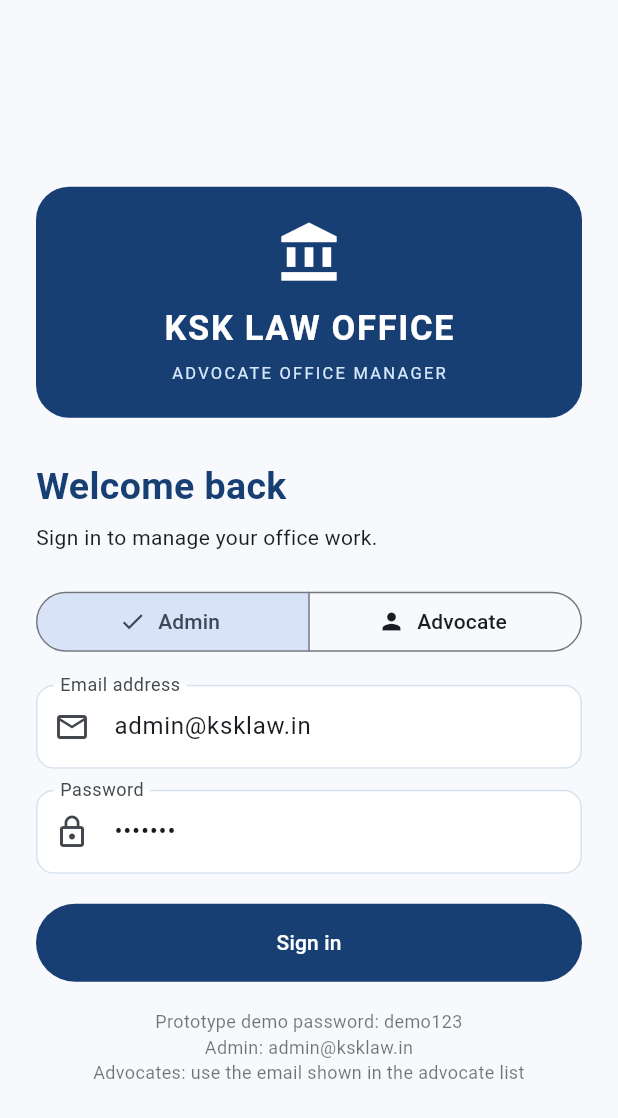
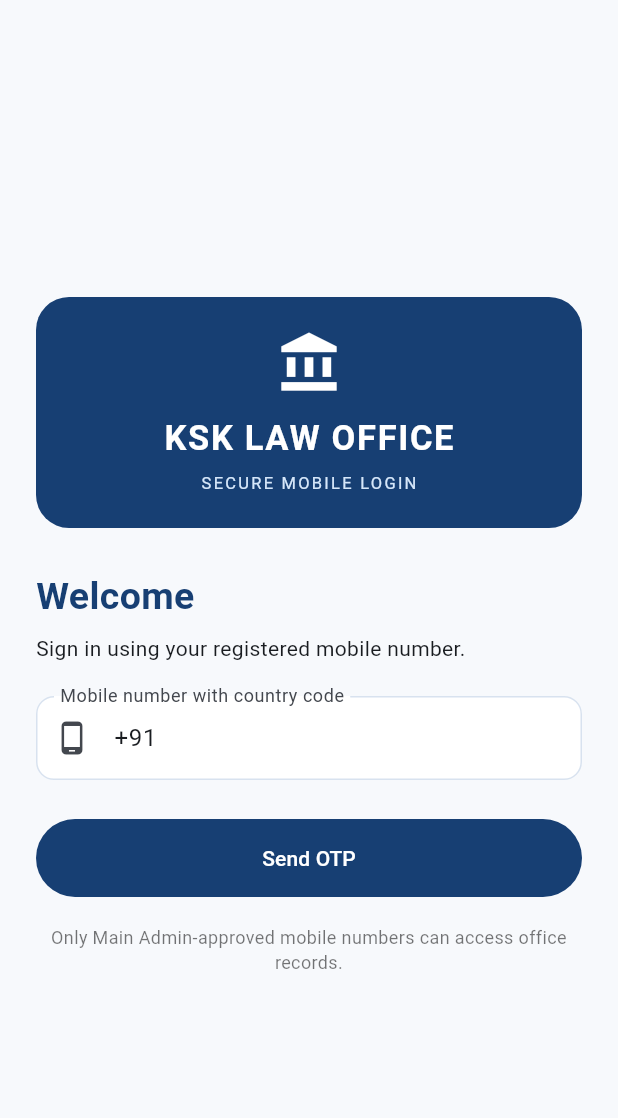
Before and after one commit to aasif882001-dot/KSK-Law-Office, a Flutter app: the screen it shows after launch, on a phone screen of 412 x 824 dp. Shown: the top 1118 px of the screen. Run offline on Flutter 3.47's test engine with Material 3 defaults, Android fonts, the phone set to English and light mode, and no system bars; our stand-ins replace cloud_firestore, firebase_auth, firebase_core, shared_preferences; accounts and stored records are empty.

Commit message:
Add approved mobile OTP login foundation to v1.1.1

```diff
--- a/ksk_law_office_app/lib/main.dart
+++ b/ksk_law_office_app/lib/main.dart
@@ -1,9 +1,13 @@
 import 'dart:convert';
 import 'package:flutter/material.dart';
 import 'package:shared_preferences/shared_preferences.dart';
+import 'package:firebase_core/firebase_core.dart';
+import 'package:firebase_auth/firebase_auth.dart';
+import 'package:cloud_firestore/cloud_firestore.dart';
 
 Future<void> main() async {
   WidgetsFlutterBinding.ensureInitialized();
+  await Firebase.initializeApp();
   await OfficeData.load();
   runApp(const KskLawOfficeApp());
 }
@@ -88,41 +92,131 @@ class LoginPage extends StatefulWidget {
   @override
   State<LoginPage> createState() => _LoginPageState();
 }
+
 class _LoginPageState extends State<LoginPage> {
-  UserRole role = UserRole.admin;
-  String selectedAdvocate = OfficeData.advocates.isEmpty ? '' : OfficeData.advocates.first['name'].toString();
-  final email = TextEditingController(text: 'admin@ksklaw.in');
-  final password = TextEditingController(text: 'demo123');
+  final phone = TextEditingController(text: '+91');
+  final otp = TextEditingController();
+  String? verificationId;
   String? error;
+  bool sending = false;
+  bool verifying = false;
 
-  void login() {
-    final entered = email.text.trim().toLowerCase();
-    final valid = role == UserRole.admin
-      ? entered == 'admin@ksklaw.in' && password.text == 'demo123'
-      : OfficeData.advocates.any((a) => a['email'].toString().toLowerCase() == entered) && password.text == 'demo123';
-    if (!valid) { setState(() => error = 'Demo login details do not match.'); return; }
-    final advocate = OfficeData.advocates.firstWhere((a) => a['email'].toString().toLowerCase() == entered, orElse: () => {'name': selectedAdvocate});
-    Navigator.pushReplacement(context, MaterialPageRoute(builder: (_) => HomePage(role: role, advocateName: role == UserRole.admin ? 'Office Admin' : advocate['name'].toString())));
+  Future<void> _sendOtp() async {
+    final number = phone.text.trim().replaceAll(' ', '');
+    if (!number.startsWith('+') || number.length < 10) {
+      setState(() => error = 'Enter mobile number with country code, for example +91XXXXXXXXXX.');
+      return;
+    }
+    setState(() { sending = true; error = null; });
+    try {
+      await FirebaseAuth.instance.verifyPhoneNumber(
+        phoneNumber: number,
+        timeout: const Duration(seconds: 60),
+        verificationCompleted: (credential) async { await _finishSignIn(credential); },
+        verificationFailed: (e) {
+          if (mounted) setState(() { sending = false; error = e.message ?? 'OTP could not be sent. Check Firebase phone authentication and app verification settings.'; });
+        },
+        codeSent: (id, resendToken) {
+          if (mounted) setState(() { verificationId = id; sending = false; error = 'OTP sent. Enter the 6-digit code.'; });
+        },
+        codeAutoRetrievalTimeout: (id) { verificationId = id; },
+      );
+    } on FirebaseAuthException catch (e) {
+      if (mounted) setState(() { sending = false; error = e.message ?? e.code; });
+    } catch (e) {
+      if (mounted) setState(() { sending = false; error = 'Unable to start phone verification: $e'; });
+    }
+  }
+
+  Future<void> _verifyOtp() async {
+    if (verificationId == null || otp.text.trim().length < 6) {
+      setState(() => error = 'Enter the 6-digit OTP received by SMS.');
+      return;
+    }
+    setState(() { verifying = true; error = null; });
+    try {
+      final credential = PhoneAuthProvider.credential(verificationId: verificationId!, smsCode: otp.text.trim());
+      await _finishSignIn(credential);
+    } on FirebaseAuthException catch (e) {
+      if (mounted) setState(() { verifying = false; error = e.message ?? 'OTP verification failed.'; });
+    } catch (e) {
+      if (mounted) setState(() { verifying = false; error = 'Verification failed: $e'; });
+    }
+  }
+
+  Future<void> _finishSignIn(PhoneAuthCredential credential) async {
+    try {
+      final result = await FirebaseAuth.instance.signInWithCredential(credential);
+      final user = result.user;
+      if (user == null) throw Exception('Firebase did not return a user account.');
+      final profile = await FirebaseFirestore.instance.collection('users').doc(user.uid).get();
+      final data = profile.data();
+      if (!profile.exists || data == null || data['active'] != true) {
+        await FirebaseAuth.instance.signOut();
+        if (!mounted) return;
+        setState(() { verifying = false; sending = false; });
+        await showDialog<void>(
+          context: context,
+          builder: (ctx) => AlertDialog(
+            title: const Text('Account approval required'),
+            content: SelectableText('Your mobile number is verified, but your office account is not approved yet.\n\nShare this Firebase User ID with the Main Admin to create your advocate profile:\n\n${user.uid}'),
+            actions: [TextButton(onPressed: () => Navigator.pop(ctx), child: const Text('OK'))],
+          ),
+        );
+        return;
+      }
+      final roleText = (data['role'] ?? 'advocate').toString();
+      final role = ['mainAdmin', 'coAdmin', 'admin'].contains(roleText) ? UserRole.admin : UserRole.advocate;
+      final name = (data['name'] ?? user.phoneNumber ?? 'Advocate').toString();
+      if (!mounted) return;
+      Navigator.pushReplacement(context, MaterialPageRoute(builder: (_) => HomePage(role: role, advocateName: name)));
+    } on FirebaseAuthException catch (e) {
+      if (mounted) setState(() { verifying = false; sending = false; error = e.message ?? e.code; });
+    } on FirebaseException catch (e) {
+      if (mounted) setState(() { verifying = false; sending = false; error = 'Firebase database access error: ${e.message ?? e.code}. Firestore security rules may need setup.'; });
+    } catch (e) {
+      if (mounted) setState(() { verifying = false; sending = false; error = e.toString(); });
+    }
   }
 
   @override
+  void dispose() { phone.dispose(); otp.dispose(); super.dispose(); }
+
+  @override
   Widget build(BuildContext context) => Scaffold(
-    body: Center(child: SingleChildScrollView(padding: const EdgeInsets.all(24), child: ConstrainedBox(constraints: const BoxConstraints(maxWidth: 440), child: Column(crossAxisAlignment: CrossAxisAlignment.stretch, children: [
-      const SizedBox(height: 24),
-      Container(padding: const EdgeInsets.all(22), decoration: BoxDecoration(color: navy, borderRadius: BorderRadius.circular(22)), child: const Column(children: [Icon(Icons.account_balance, color: Colors.white, size: 44), SizedBox(height: 12), Text('KSK LAW OFFICE', style: TextStyle(color: Colors.white, fontSize: 23, fontWeight: FontWeight.bold, letterSpacing: 1.1)), SizedBox(height: 5), Text('ADVOCATE OFFICE MANAGER', style: TextStyle(color: Color(0xFFD6E7FA), letterSpacing: 1.5, fontSize: 11))])),
-      const SizedBox(height: 28), const Text('Welcome back', style: TextStyle(fontSize: 25, fontWeight: FontWeight.bold, color: navy)), const SizedBox(height: 6), const Text('Sign in to manage your office work.'), const SizedBox(height: 22),
-      SegmentedButton<UserRole>(segments: const [ButtonSegment(value: UserRole.admin, label: Text('Admin'), icon: Icon(Icons.admin_panel_settings)), ButtonSegment(value: UserRole.advocate, label: Text('Advocate'), icon: Icon(Icons.person))], selected: {role}, onSelectionChanged: (v) => setState(() { role = v.first; error = null; email.text = role == UserRole.admin ? 'admin@ksklaw.in' : (OfficeData.advocates.isEmpty ? '' : OfficeData.advocates.first['email'].toString()); })),
-      const SizedBox(height: 18),
-      if (role == UserRole.advocate) ...[
-        DropdownButtonFormField<String>(value: OfficeData.advocates.any((a) => a['name'] == selectedAdvocate) ? selectedAdvocate : null, decoration: const InputDecoration(labelText: 'Select advocate'), items: OfficeData.advocates.map((a) => DropdownMenuItem(value: a['name'].toString(), child: Text(a['name'].toString()))).toList(), onChanged: (v) => setState(() { selectedAdvocate = v ?? ''; final a = OfficeData.advocates.firstWhere((x) => x['name'] == v); email.text = a['email'].toString(); })),
-        const SizedBox(height: 14),
-      ],
-      TextField(controller: email, keyboardType: TextInputType.emailAddress, decoration: const InputDecoration(labelText: 'Email address', prefixIcon: Icon(Icons.mail_outline))), const SizedBox(height: 14),
-      TextField(controller: password, obscureText: true, decoration: const InputDecoration(labelText: 'Password', prefixIcon: Icon(Icons.lock_outline))),
-      if (error != null) Padding(padding: const EdgeInsets.only(top: 10), child: Text(error!, style: const TextStyle(color: Colors.red))),
-      const SizedBox(height: 20), FilledButton(onPressed: login, style: FilledButton.styleFrom(backgroundColor: navy, padding: const EdgeInsets.symmetric(vertical: 16)), child: const Text('Sign in')),
-      const SizedBox(height: 18), const Text('Prototype demo password: demo123\nAdmin: admin@ksklaw.in\nAdvocates: use the email shown in the advocate list', textAlign: TextAlign.center, style: TextStyle(fontSize: 12, color: Colors.black54)),
-    ])))),
+    body: Center(child: SingleChildScrollView(
+      padding: const EdgeInsets.all(24),
+      child: ConstrainedBox(constraints: const BoxConstraints(maxWidth: 440), child: Column(
+        crossAxisAlignment: CrossAxisAlignment.stretch,
+        children: [
+          const SizedBox(height: 24),
+          Container(padding: const EdgeInsets.all(22), decoration: BoxDecoration(color: navy, borderRadius: BorderRadius.circular(22)), child: const Column(children: [
+            Icon(Icons.account_balance, color: Colors.white, size: 44),
+            SizedBox(height: 12),
+            Text('KSK LAW OFFICE', style: TextStyle(color: Colors.white, fontSize: 23, fontWeight: FontWeight.bold, letterSpacing: 1.1)),
+            SizedBox(height: 5),
+            Text('SECURE MOBILE LOGIN', style: TextStyle(color: Color(0xFFD6E7FA), letterSpacing: 1.5, fontSize: 11)),
+          ])),
+          const SizedBox(height: 28),
+          const Text('Welcome', style: TextStyle(fontSize: 25, fontWeight: FontWeight.bold, color: navy)),
+          const SizedBox(height: 6),
+          const Text('Sign in using your registered mobile number.'),
+          const SizedBox(height: 22),
+          TextField(controller: phone, keyboardType: TextInputType.phone, decoration: const InputDecoration(labelText: 'Mobile number with country code', hintText: '+91XXXXXXXXXX', prefixIcon: Icon(Icons.phone_android))),
+          const SizedBox(height: 14),
+          if (verificationId != null) TextField(controller: otp, keyboardType: TextInputType.number, maxLength: 6, decoration: const InputDecoration(labelText: '6-digit OTP', prefixIcon: Icon(Icons.sms_outlined))),
+          if (error != null) Padding(padding: const EdgeInsets.only(top: 8, bottom: 8), child: Text(error!, style: TextStyle(color: error!.startsWith('OTP sent') ? Colors.green.shade700 : Colors.red.shade700))),
+          const SizedBox(height: 12),
+          if (verificationId == null)
+            FilledButton(onPressed: sending ? null : _sendOtp, style: FilledButton.styleFrom(backgroundColor: navy, padding: const EdgeInsets.symmetric(vertical: 16)), child: Text(sending ? 'Sending OTP...' : 'Send OTP'))
+          else
+            FilledButton(onPressed: verifying ? null : _verifyOtp, style: FilledButton.styleFrom(backgroundColor: navy, padding: const EdgeInsets.symmetric(vertical: 16)), child: Text(verifying ? 'Verifying...' : 'Verify OTP and sign in')),
+          if (verificationId != null) TextButton(onPressed: sending ? null : () => setState(() { verificationId = null; otp.clear(); error = null; }), child: const Text('Change mobile number')),
+          const SizedBox(height: 18),
+          const Text('Only Main Admin-approved mobile numbers can access office records.', textAlign: TextAlign.center, style: TextStyle(fontSize: 12, color: Colors.black54)),
+        ],
+      )),
+    )),
   );
 }
 
@@ -135,9 +229,11 @@ class HomePage extends StatefulWidget {
 }
 class _HomePageState extends State<HomePage> {
   int tab = 0;
+  bool todayOnly = false;
   bool get isAdmin => widget.role == UserRole.admin;
   List<Map<String, dynamic>> get visibleTasks => isAdmin ? OfficeData.tasks : OfficeData.tasks.where((t) => t['assignee'] == widget.advocateName).toList();
   List<Map<String, dynamic>> get visibleHearings => isAdmin ? OfficeData.hearings : OfficeData.hearings.where((h) => h['advocate'] == widget.advocateName).toList();
+  List<Map<String, dynamic>> get visibleCases => isAdmin ? OfficeData.cases : OfficeData.cases.where((c) => c['advocate'] == widget.advocateName).toList();
   int countTasks(String status) => visibleTasks.where((t) => t['status'] == status).length;
   List<String> get tabs => isAdmin ? ['Home', 'Tasks', 'Cases', 'Hearings', 'Office'] : ['Home', 'Tasks', 'Cases', 'Hearings'];
 
@@ -145,7 +241,7 @@ class _HomePageState extends State<HomePage> {
   Widget build(BuildContext context) {
     final pages = <Widget>[dashboard(), tasksPage(), casesPage(), hearingsPage(), if (isAdmin) officePage()];
     return Scaffold(
-      appBar: AppBar(title: Column(crossAxisAlignment: CrossAxisAlignment.start, children: [const Text('KSK LAW OFFICE', style: TextStyle(fontWeight: FontWeight.bold, letterSpacing: .6)), Text(tabs[tab], style: const TextStyle(fontSize: 12, color: blue))]), actions: [IconButton(tooltip: 'Sign out', onPressed: () => Navigator.pushReplacement(context, MaterialPageRoute(builder: (_) => const LoginPage())), icon: const Icon(Icons.logout))]),
+      appBar: AppBar(title: Column(crossAxisAlignment: CrossAxisAlignment.start, children: [const Text('KSK LAW OFFICE', style: TextStyle(fontWeight: FontWeight.bold, letterSpacing: .6)), Text(tabs[tab], style: const TextStyle(fontSize: 12, color: blue))]), actions: [IconButton(tooltip: 'Sign out', onPressed: () async { await FirebaseAuth.instance.signOut(); if (!context.mounted) return; Navigator.pushReplacement(context, MaterialPageRoute(builder: (_) => const LoginPage())); }, icon: const Icon(Icons.logout))]),
       body: pages[tab],
       floatingActionButton: _fab(),
       bottomNavigationBar: NavigationBar(selectedIndex: tab, onDestinationSelected: (v) => setState(() => tab = v), destinations: [
@@ -231,10 +327,10 @@ class _HomePageState extends State<HomePage> {
   }
 
   Widget casesPage() => ListView(padding: const EdgeInsets.all(16), children: [
-    Row(mainAxisAlignment: MainAxisAlignment.spaceBetween, children: [const Text('Case management', style: TextStyle(fontSize: 20, fontWeight: FontWeight.bold, color: navy)), Text('${OfficeData.cases.length} cases')]),
+    Row(mainAxisAlignment: MainAxisAlignment.spaceBetween, children: [const Text('Case management', style: TextStyle(fontSize: 20, fontWeight: FontWeight.bold, color: navy)), Text('${visibleCases.length} cases')]),
     const SizedBox(height: 12),
-    if (OfficeData.cases.isEmpty) const Card(child: Padding(padding: EdgeInsets.all(18), child: Text('No cases added. Admin can add case details using the + button.'))),
-    ...OfficeData.cases.map((c) => Card(margin: const EdgeInsets.only(bottom: 10), child: ListTile(
+    if (visibleCases.isEmpty) const Card(child: Padding(padding: EdgeInsets.all(18), child: Text('No cases added. Admin can add case details using the + button.'))),
+    ...visibleCases.map((c) => Card(margin: const EdgeInsets.only(bottom: 10), child: ListTile(
       leading: const CircleAvatar(backgroundColor: paleBlue, child: Icon(Icons.folder, color: navy)),
       title: Text('${c['caseNumber']} · ${c['title']}', style: const TextStyle(fontWeight: FontWeight.bold)),
       subtitle: Text('Court: ${c['court']}\nParty: ${c['party']}\nAdvocate: ${c['advocate']}\nNext hearing: ${c['nextHearing']}'),
@@ -247,10 +343,12 @@ class _HomePageState extends State<HomePage> {
     final list = [...visibleHearings]..sort((a,b) => a['date'].toString().compareTo(b['date'].toString()));
     return ListView(padding: const EdgeInsets.all(16), children: [
       const Text('Hearing date reminders', style: TextStyle(fontSize: 20, fontWeight: FontWeight.bold, color: navy)),
-      const SizedBox(height: 5), const Text('Upcoming dates are highlighted when you open the app. Keep notifications enabled on your device for app alerts.'),
+      const SizedBox(height: 5), const Text('Hearing schedule for all assigned cases.'),
+      Wrap(spacing: 8, children: [FilterChip(label: const Text('All dates'), selected: !todayOnly, onSelected: (_) => setState(() => todayOnly = false)), FilterChip(label: const Text('Today only'), selected: todayOnly, onSelected: (_) => setState(() => todayOnly = true))]),
       const SizedBox(height: 12),
       if (list.isEmpty) const Card(child: Padding(padding: EdgeInsets.all(18), child: Text('No hearing dates recorded.'))),
-      ...list.map(_hearingCard),
+      ...(todayOnly ? list.where((h) => h['date'].toString() == OfficeData._date(DateTime.now())) : list).map(_hearingCard),
+      if (todayOnly && !list.any((h) => h['date'].toString() == OfficeData._date(DateTime.now()))) const Card(child: Padding(padding: EdgeInsets.all(16), child: Text('No hearings scheduled for today.'))),
     ]);
   }
   bool _isUpcoming(dynamic date) {
```
